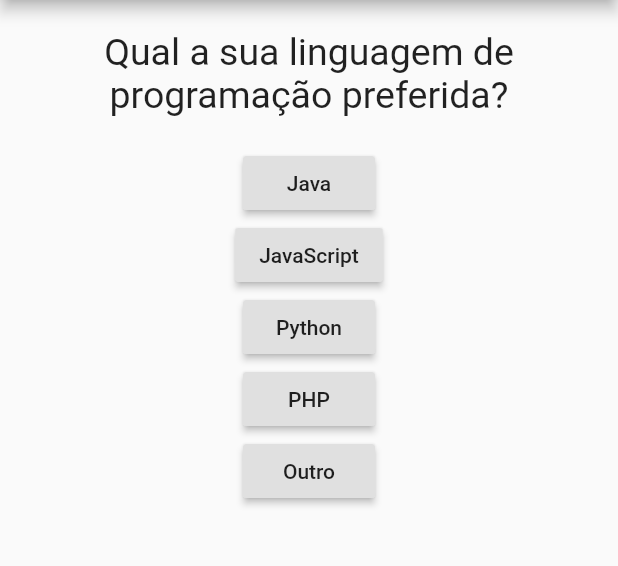
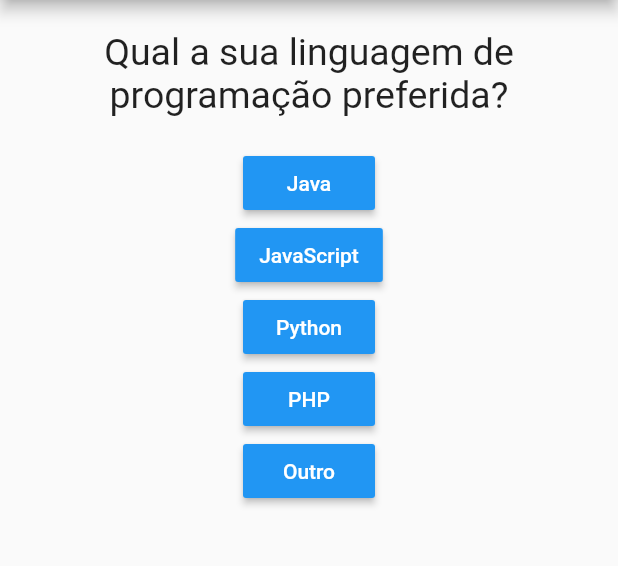
Before and after one commit to Flutter-Studies/Favorite-language, a Flutter app: the screen it shows after launch, on a phone screen of 412 x 824 dp, the part 84-650 px from its top. Run offline on Flutter 3.47's test engine with Material 2 defaults, Android fonts, the phone set to English and light mode, and no system bars.

Commit message:
v1.2 - Answer and question classes were created, making the code more organized.

```diff
--- a/lib/main.dart
+++ b/lib/main.dart
@@ -1,6 +1,6 @@
 import 'package:flutter/material.dart';
 import './questao.dart';
-
+import './resposta.dart';
 
 main() => runApp(PerguntaApp());
 
@@ -33,45 +33,11 @@ class PerguntaAppState extends State<PerguntaApp> {
           children: <Widget>[
             Questao(pergunta),
 
-            RaisedButton(
-
-              child: Text(opcoes[0]),
-
-              onPressed: () => print('Pressionado a opcao: '+ opcoes[0]),
-
-            ),
-
-            RaisedButton(
-
-              child: Text(opcoes[1]),
-
-              onPressed: () => print('Pressionado a opcao: '+ opcoes[1]),
-
-            ),
-
-            RaisedButton(
-
-              child: Text(opcoes[2]),
-
-              onPressed: () => print('Pressionado a opcao: '+ opcoes[2]),
-
-            ),
-
-            RaisedButton(
-
-              child: Text(opcoes[3]),
-
-              onPressed: () => print('Pressionado a opcao: '+ opcoes[3]),
-
-            ),
-
-            RaisedButton(
-
-              child: Text(opcoes[4]),
-
-              onPressed: () => print('Pressionado a opcao: '+ opcoes[4]),
-
-            ),
+            Resposta(opcoes[0]),
+            Resposta(opcoes[1]),
+            Resposta(opcoes[2]),
+            Resposta(opcoes[3]),
+            Resposta(opcoes[4]),
 
           ],
         ),
--- /dev/null
+++ b/lib/resposta.dart
@@ -0,0 +1,19 @@
+import 'package:flutter/material.dart';
+
+class Resposta extends StatelessWidget {
+
+  final String linguagem;
+
+  Resposta(this.linguagem);
+
+  @override
+  Widget build(BuildContext context) {
+    return RaisedButton(
+      textColor: Colors.white,
+      color: Colors.blue,
+      child: Text(linguagem),
+      onPressed: () => print('Pressionado a opcao: '+ linguagem),
+
+    );
+  }
+}
```
